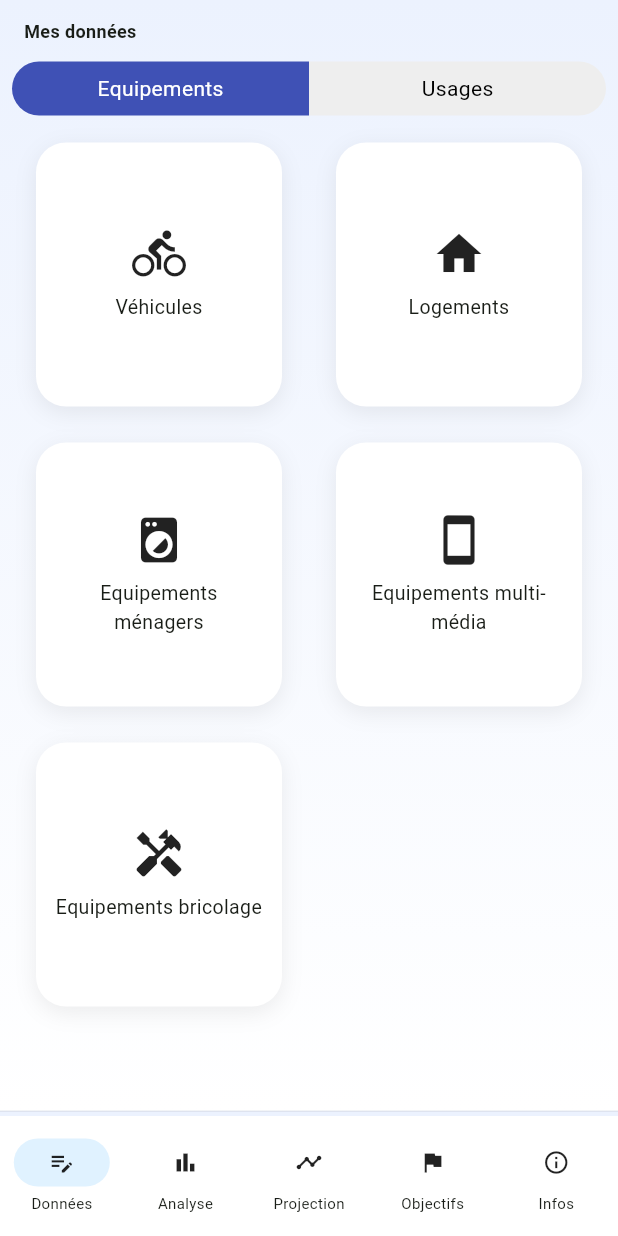
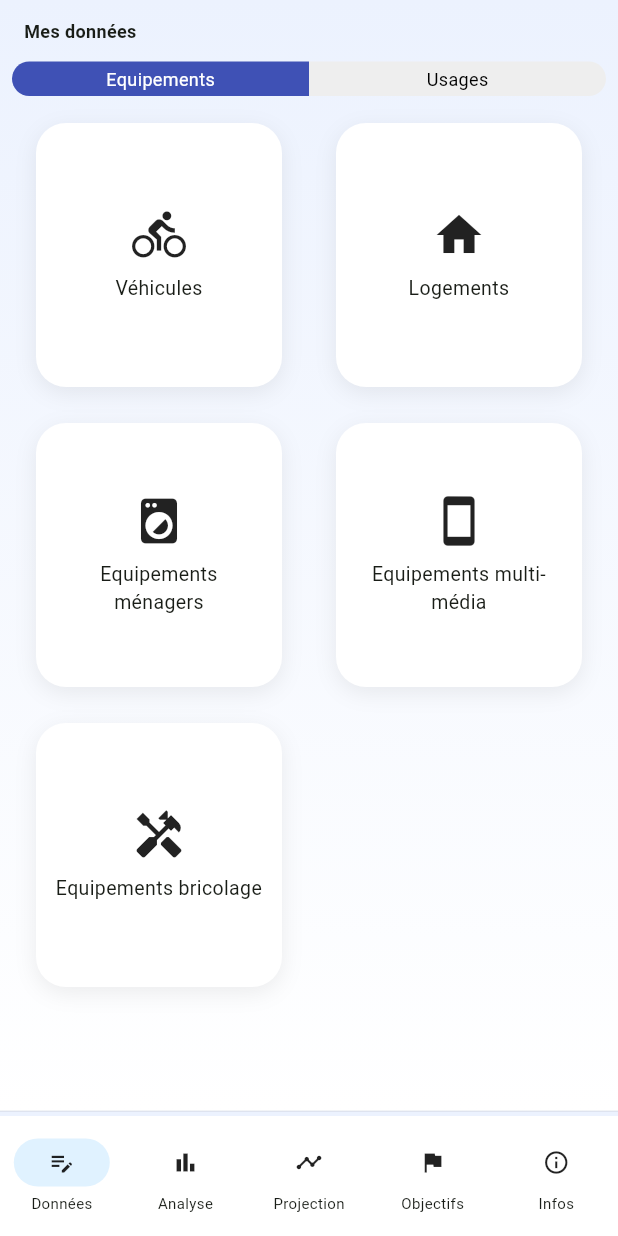
Before and after one commit to sebmenoury/biocarbon-api, a Flutter app: the screen it shows after launch, on a phone screen of 412 x 824 dp. Run offline on Flutter 3.47's test engine with Material 3 defaults, Android fonts, the phone set to English and light mode, and no system bars; our stand-ins replace fl_chart.

Commit message:
✅ APassage en Poste

```diff
--- a/lib/screens/main/mes_donnees_screen.dart
+++ b/lib/screens/main/mes_donnees_screen.dart
@@ -49,7 +49,7 @@ class _MesDonneesScreenState extends State<MesDonneesScreen> {
                 child: GestureDetector(
                   onTap: () => setState(() => selectedIndex = 0),
                   child: Container(
-                    padding: const EdgeInsets.symmetric(vertical: 8),
+                    padding: const EdgeInsets.symmetric(vertical: 3),
                     decoration: BoxDecoration(
                       color:
                           selectedIndex == 0
@@ -63,6 +63,7 @@ class _MesDonneesScreenState extends State<MesDonneesScreen> {
                     child: Text(
                       "Equipements",
                       style: TextStyle(
+                        fontSize: 12,
                         color: selectedIndex == 0 ? Colors.white : Colors.black,
                       ),
                     ),
@@ -73,7 +74,7 @@ class _MesDonneesScreenState extends State<MesDonneesScreen> {
                 child: GestureDetector(
                   onTap: () => setState(() => selectedIndex = 1),
                   child: Container(
-                    padding: const EdgeInsets.symmetric(vertical: 8),
+                    padding: const EdgeInsets.symmetric(vertical: 3),
                     decoration: BoxDecoration(
                       color:
                           selectedIndex == 1
@@ -87,6 +88,7 @@ class _MesDonneesScreenState extends State<MesDonneesScreen> {
                     child: Text(
                       "Usages",
                       style: TextStyle(
+                        fontSize: 12,
                         color: selectedIndex == 1 ? Colors.white : Colors.black,
                       ),
                     ),
```
